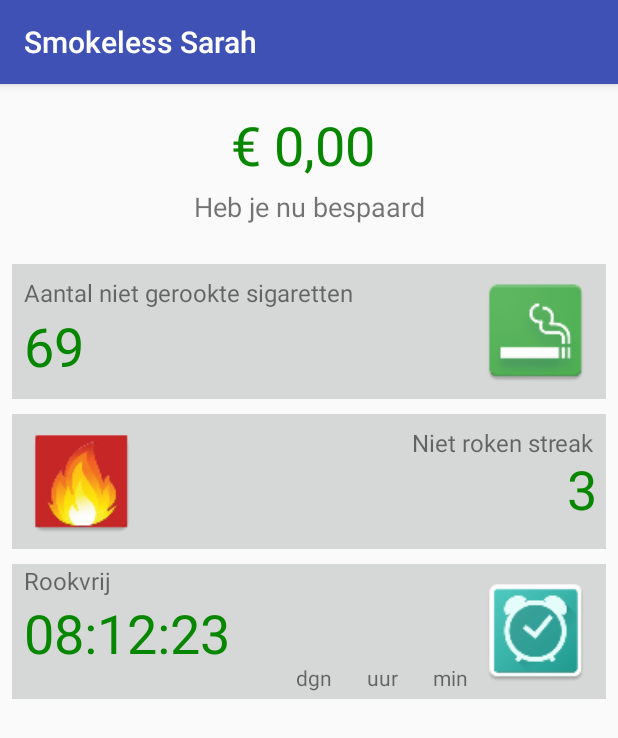
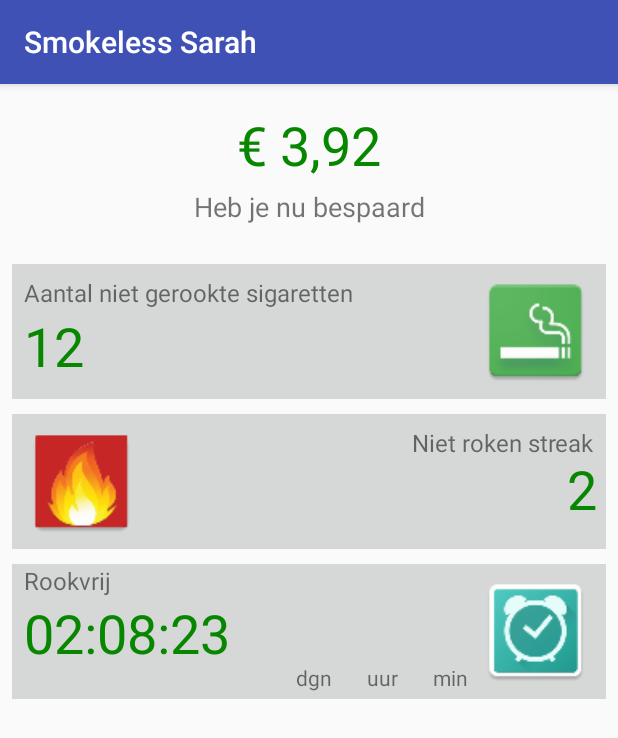
Before and after one commit to Ayoub3738/ProjectPAD07, an Android app: the ProgressActivity screen opened directly, with no data from a screen before it, on a phone screen of 412 x 824 dp. Shown: the top 738 px of the screen. Run offline under Robolectric (Android 15) with nearby library versions, the phone set to English and light mode, and no system bars.

Commit message:
Goede test gegevens in het status scherm
Goede berekeningen

```diff
--- a/SmokeS/app/src/main/res/layout/activity_progress.xml
+++ b/SmokeS/app/src/main/res/layout/activity_progress.xml
@@ -11,7 +11,7 @@
         android:layout_width="164dp"
         android:layout_height="45dp"
         android:layout_marginTop="16dp"
-        android:text="€ 0,00 "
+        android:text="€ 3,92"
         android:textAlignment="center"
         android:textColor="#078700"
         android:textSize="36sp"
@@ -67,7 +67,7 @@
                     android:layout_height="wrap_content"
                     android:layout_marginBottom="8dp"
                     android:layout_marginTop="0dp"
-                    android:text="69"
+                    android:text="12"
                     android:textColor="#078700"
                     android:textSize="36sp"
                     app:layout_constraintBottom_toBottomOf="parent"
@@ -127,7 +127,7 @@
                     android:layout_marginBottom="8dp"
                     android:layout_marginRight="-109dp"
                     android:layout_marginTop="4dp"
-                    android:text="3 dagen"
+                    android:text="2 dagen"
                     android:textColor="#078700"
                     android:textSize="36sp"
                     app:layout_constraintBottom_toBottomOf="parent"
@@ -190,7 +190,7 @@
                     android:layout_marginBottom="4dp"
                     android:layout_marginLeft="0dp"
                     android:layout_marginTop="8dp"
-                    android:text="08:12:23"
+                    android:text="02:08:23"
                     android:textColor="#078700"
                     android:textSize="36sp"
                     app:layout_constraintBottom_toBottomOf="parent"
```
